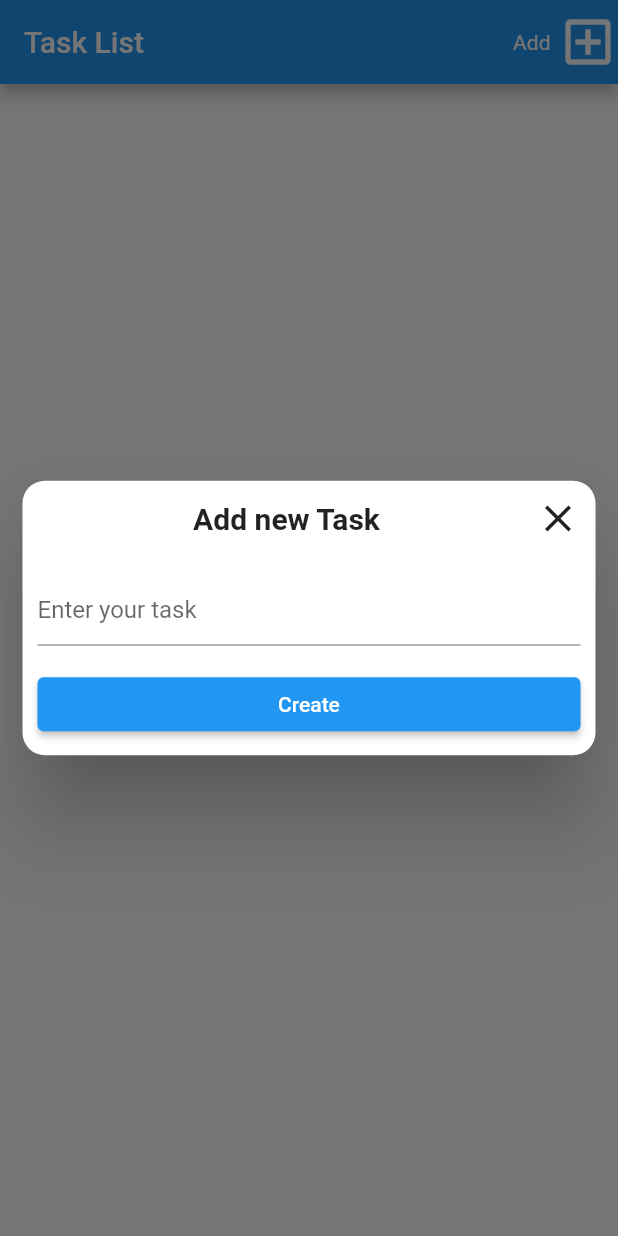
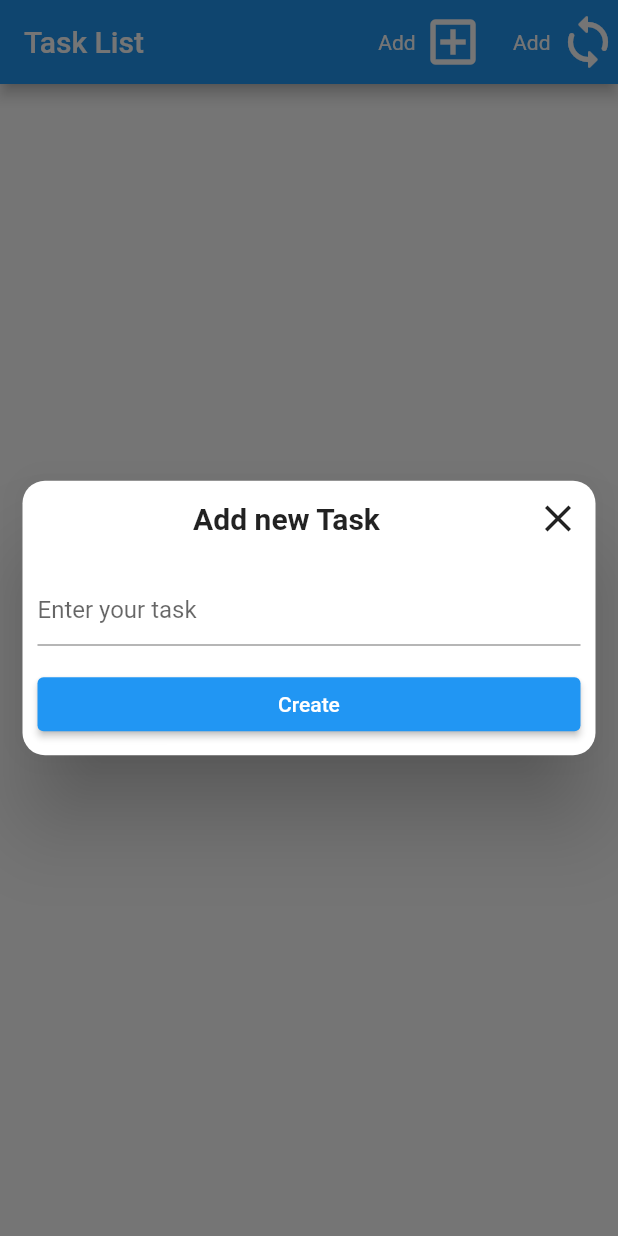
Before and after one commit to ASM-FAHIM/flutter_app_sqflite, a Flutter app: the screen it shows after launch, after a tap on "Add", on a phone screen of 412 x 824 dp. Run offline on Flutter 3.47's test engine with Material 2 defaults, Android fonts, the phone set to English and light mode, and no system bars; our stand-ins replace sqflite; accounts and stored records are empty.

Commit message:
adding sync button and http package

```diff
--- a/lib/myHomePage.dart
+++ b/lib/myHomePage.dart
@@ -78,7 +78,9 @@ class _MyHomePageState extends State<MyHomePage> {
             content: SingleChildScrollView(
               child: Padding(
                   padding: EdgeInsets.only(left: 10, right: 10),
-                child: ListBody(
+                child: Column(
+                  children: [
+                    ListBody(
                       children: [
                         TextField(
                           controller: _taskController,
@@ -99,6 +101,8 @@ class _MyHomePageState extends State<MyHomePage> {
                               Navigator.pop(context);
                               print('elevated pressed');
                             }, child: Text(id == null ? 'Create' : 'Update'))
+                      ],
+                    ),
                   ],
                 ),
               ),
@@ -155,6 +159,25 @@ class _MyHomePageState extends State<MyHomePage> {
                 ),
                 Icon(
                   Icons.add_box_outlined,
+                  size: 40,
+                ),
+              ],
+            ),
+          ),
+          SizedBox(width: 20,),
+          GestureDetector(
+            onTap: () {
+              print('sync pressed');
+
+            },
+            child: Row(
+              children: const [
+                Text("Add"),
+                SizedBox(
+                  width: 5,
+                ),
+                Icon(
+                  Icons.sync_rounded,
                   size: 40,
                 ),
               ],
@@ -228,7 +251,8 @@ class _MyHomePageState extends State<MyHomePage> {
                     ),
                   ],
                 ),
-              )),
+              )
+              ),
         ),
       ),
     );
```
Lines whose indentation alone changed are shown as unchanged.
